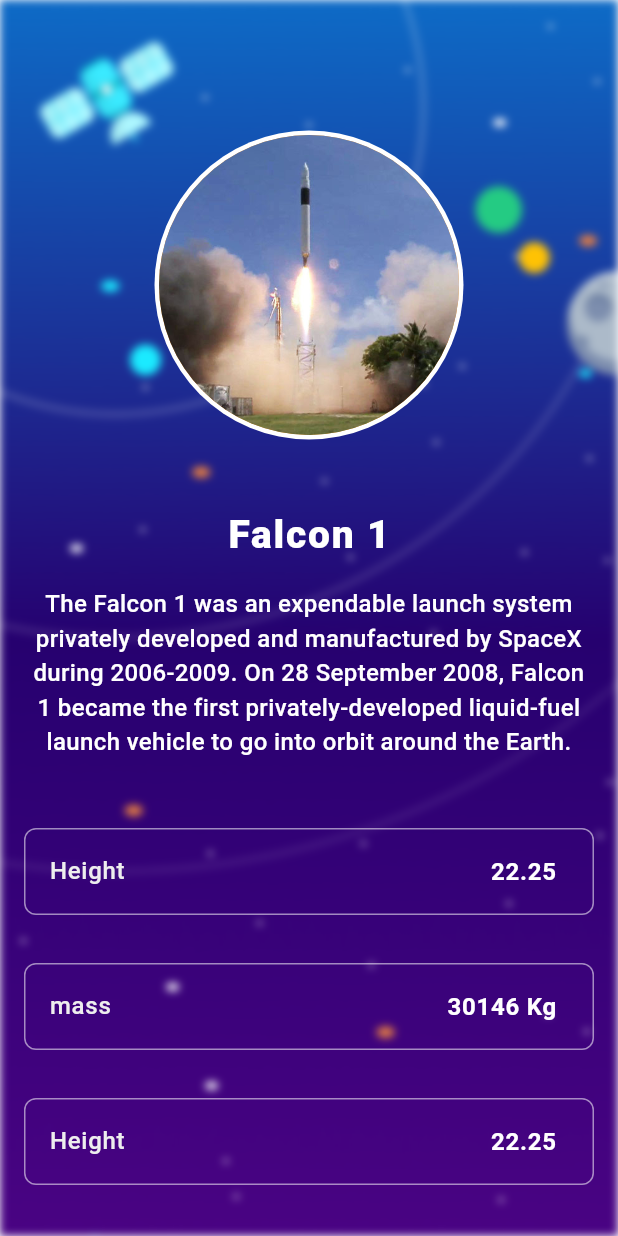
After one commit to BaselAmin1/Mentorship_B1_B_Team, a Flutter app: the screen it shows after launch, after a tap on "Falcon 1", on a phone screen of 412 x 824 dp. The commit adds this screen. Run offline on Flutter 3.47's test engine with Material 3 defaults, Android fonts, the phone set to English and light mode, and no system bars; our stand-ins replace dio, flutter_bloc, flutter_screenutil, get_it, page_transition, pretty_dio_logger and 1 more.

Commit message:
rocket details view done ✅

```diff
--- a/lib/core/routing/app_router.dart
+++ b/lib/core/routing/app_router.dart
@@ -2,6 +2,7 @@ import 'package:flutter/material.dart';
 import 'package:page_transition/page_transition.dart';
 import 'package:space_x/core/routing/routes.dart';
 import 'package:space_x/features/rockets/presentation/views/rocket_view.dart';
+import 'package:space_x/features/rockets/presentation/views/rockets_details_view.dart';
 
 class AppRouter {
   Route generateRoute(RouteSettings settings) {
@@ -10,12 +11,18 @@ class AppRouter {
     switch (settings.name) {
       case Routes.kRocketView:
         return PageTransition(
-          child: const RocketsView(),
+            child: const RocketsView(),
+            type: PageTransitionType.fade,
+            duration: const Duration(
+              milliseconds: 200,
+            ),
+            settings: settings);
+      case Routes.kRocketDetailsView:
+        return PageTransition(
+          child: const RocketDetailsView(),
           type: PageTransitionType.fade,
-          duration: const Duration(
-            microseconds: 200,
-          ),
-          settings: settings
+          settings: settings,
+          duration: const Duration(milliseconds:200 )
         );
       default:
         return PageTransition(
--- a/lib/core/routing/routes.dart
+++ b/lib/core/routing/routes.dart
@@ -1,6 +1,6 @@
 class Routes {
   static const kRocketView='/rocketView';
-
+  static const kRocketDetailsView='/rocketDetailsView';
 
 
 }
--- /dev/null
+++ b/lib/features/rockets/presentation/views/rockets_details_view.dart
@@ -0,0 +1,13 @@
+import 'package:flutter/material.dart';
+import 'package:space_x/features/rockets/presentation/views/widgets/rocket_details_view_body.dart';
+
+class RocketDetailsView extends StatelessWidget {
+  const RocketDetailsView({super.key});
+
+  @override
+  Widget build(BuildContext context) {
+    return const Scaffold(
+      body: RocketDetailsViewBody(),
+    );
+  }
+}
--- /dev/null
+++ b/lib/features/rockets/presentation/views/widgets/custom_rocket_details_list_tile.dart
@@ -0,0 +1,25 @@
+import 'package:flutter/material.dart';
+import 'package:space_x/core/theming/text_styles.dart';
+
+class CustomRocketDetailsListTile extends StatelessWidget {
+  const CustomRocketDetailsListTile({
+    super.key, required this.title, required this.data,
+  });
+  final String title,data;
+  @override
+  Widget build(BuildContext context) {
+    return Container(
+      margin: const EdgeInsets.symmetric(vertical: 16),
+      decoration: ShapeDecoration(
+        shape: RoundedRectangleBorder(
+          borderRadius: BorderRadius.circular(8),
+          side: const BorderSide(color: Colors.white54),
+        ),
+      ),child: ListTile(
+        title: Text(title,style: Styles.textStyle16.copyWith(color: Colors.grey[200]),),
+        trailing: Text(data,style:Styles.textStyle16.copyWith(color: Colors.white,fontWeight: FontWeight.bold),),
+
+      ),
+    );
+  }
+}
--- a/lib/features/rockets/presentation/views/widgets/custom_rocket_view_image.dart
+++ b/lib/features/rockets/presentation/views/widgets/custom_rocket_view_image.dart
@@ -3,22 +3,24 @@ import 'package:space_x/core/theming/assets.dart';
 
 class CustomRocketViewImage extends StatelessWidget {
   const CustomRocketViewImage({
-    super.key,
+    super.key, required this.alignmentGeometry, required this.radius,
 
   });
+final AlignmentGeometry alignmentGeometry;
 
+final double radius;
 
   @override
   Widget build(BuildContext context) {
     return Transform.translate(
         offset:  const Offset(0, -45),
-        child: const Align(
-          alignment: Alignment.centerRight,
-          child: CircleAvatar(
-            radius: 73,backgroundColor: Colors.white,
+        child:  Align(
+          alignment: alignmentGeometry,
+          child:  CircleAvatar(
+            radius: radius+3,backgroundColor: Colors.white,
             child: CircleAvatar(
-              backgroundImage: AssetImage(Assets.rocketTestImage),
-              radius: 70,
+              backgroundImage: const AssetImage(Assets.rocketTestImage),
+              radius: radius,
             ),
           ),
         ));
--- /dev/null
+++ b/lib/features/rockets/presentation/views/widgets/rocket_details_view_body.dart
@@ -0,0 +1,56 @@
+import 'dart:ui';
+import 'package:flutter/material.dart';
+import 'package:space_x/core/theming/assets.dart';
+import 'package:space_x/features/rockets/presentation/views/widgets/custom_rocket_details_list_tile.dart';
+import 'package:space_x/features/rockets/presentation/views/widgets/custom_rocket_view_image.dart';
+import 'package:space_x/features/rockets/presentation/views/widgets/rocket_main_details_section.dart';
+
+class RocketDetailsViewBody extends StatelessWidget {
+  const RocketDetailsViewBody({super.key});
+
+  @override
+  Widget build(BuildContext context) {
+    return SizedBox(
+      height: MediaQuery.sizeOf(context).height,
+      child: Stack(
+        fit: StackFit.expand,
+        children: [
+          ClipRRect(
+            child: ImageFiltered(
+              imageFilter: ImageFilter.blur(sigmaX: 3, sigmaY: 3),
+              child: Image.asset(
+                Assets.backGroundImage,
+                fit: BoxFit.cover,
+              ),
+            ),
+          ),
+          const Padding(
+            padding: EdgeInsets.symmetric(horizontal: 16, vertical: 12),
+            child: SingleChildScrollView(
+              child: Column(
+                children: [
+                  SizedBox(
+                    height: 120,
+                  ),
+                  CustomRocketViewImage(
+                    alignmentGeometry: Alignment.topCenter,
+                    radius: 100,
+                  ),
+                  RocketMainDetailsSection(),
+                  SizedBox(
+                    height: 30,
+                  ),
+                  CustomRocketDetailsListTile(title: 'Height', data: '22.25',),
+                  CustomRocketDetailsListTile(title: 'mass', data: '30146 Kg',),
+                  CustomRocketDetailsListTile(title: 'Height', data: '22.25',),
+                  CustomRocketDetailsListTile(title: 'Cost Per Launch', data: '6700000',),
+                  CustomRocketDetailsListTile(title: 'Success Rate', data: '40%',),
+                ],
+              ),
+            ),
+          )
+        ],
+      ),
+    );
+  }
+}
--- /dev/null
+++ b/lib/features/rockets/presentation/views/widgets/rocket_main_details_section.dart
@@ -0,0 +1,28 @@
+import 'package:flutter/material.dart';
+import 'package:space_x/core/theming/text_styles.dart';
+
+class RocketMainDetailsSection extends StatelessWidget {
+  const RocketMainDetailsSection({
+    super.key,
+  });
+
+  @override
+  Widget build(BuildContext context) {
+    return Column(
+      children: [
+        Text(
+          'Falcon 1',
+          style: Styles.textStyle26.copyWith(color: Colors.white),
+        ),
+        const SizedBox(
+          height: 16,
+        ),
+        Text(
+          'The Falcon 1 was an expendable launch system privately developed and manufactured by SpaceX during 2006-2009. On 28 September 2008, Falcon 1 became the first privately-developed liquid-fuel launch vehicle to go into orbit around the Earth.',
+          style: Styles.textStyle16.copyWith(color: Colors.white),
+          textAlign: TextAlign.center,
+        ),
+      ],
+    );
+  }
+}
--- a/lib/features/rockets/presentation/views/widgets/rockets_list_view.dart
+++ b/lib/features/rockets/presentation/views/widgets/rockets_list_view.dart
@@ -1,4 +1,6 @@
 import 'package:flutter/material.dart';
+import 'package:flutter/widgets.dart';
+import 'package:space_x/core/routing/routes.dart';
 import 'package:space_x/features/rockets/presentation/views/widgets/rockets_view_item.dart';
 
 class RocketsListView extends StatelessWidget {
@@ -8,16 +10,18 @@ class RocketsListView extends StatelessWidget {
 
   @override
   Widget build(BuildContext context) {
-    return Expanded(
-      child: ListView.builder(
-        physics: const BouncingScrollPhysics(),
-        padding: const EdgeInsets.only(top: 80),
-        itemBuilder: (context,index)=>const Padding(
-        padding: EdgeInsets.symmetric(vertical: 25),
-        child: RocketsViewItem(),
-      ),itemCount: 10,
-      scrollDirection: Axis.vertical,
-      ),
+    return ListView.builder(
+      physics: const BouncingScrollPhysics(),
+      padding: const EdgeInsets.only(top: 80),
+      itemBuilder: (context,index)=> Padding(
+      padding: const EdgeInsets.symmetric(vertical: 25),
+      child: GestureDetector(
+        onTap: (){
+          Navigator.pushNamed(context, Routes.kRocketDetailsView,);
+        },
+        child: const RocketsViewItem()),
+    ),itemCount: 10,
+    scrollDirection: Axis.vertical,
     );
   }
 }
--- a/lib/features/rockets/presentation/views/widgets/rockets_view_item.dart
+++ b/lib/features/rockets/presentation/views/widgets/rockets_view_item.dart
@@ -26,7 +26,7 @@ class RocketsViewItem extends StatelessWidget {
           ),
         ),
 
-        const CustomRocketViewImage(),
+        const CustomRocketViewImage(alignmentGeometry: Alignment.centerRight, radius: 70,),
 
 
       ],
```
